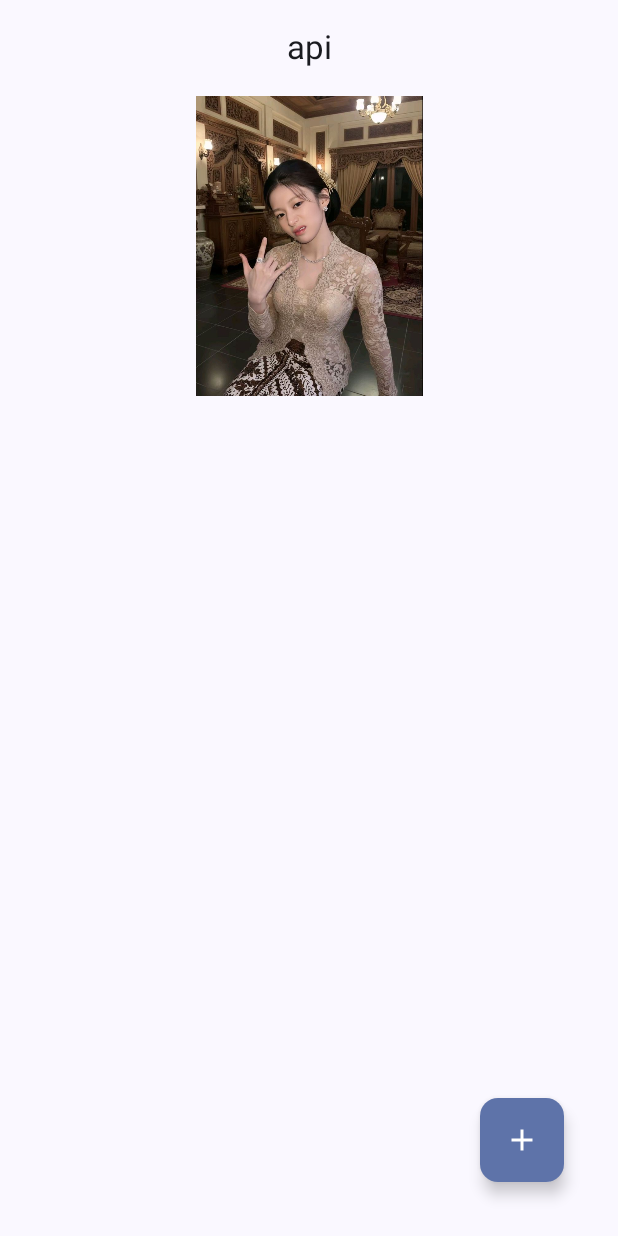
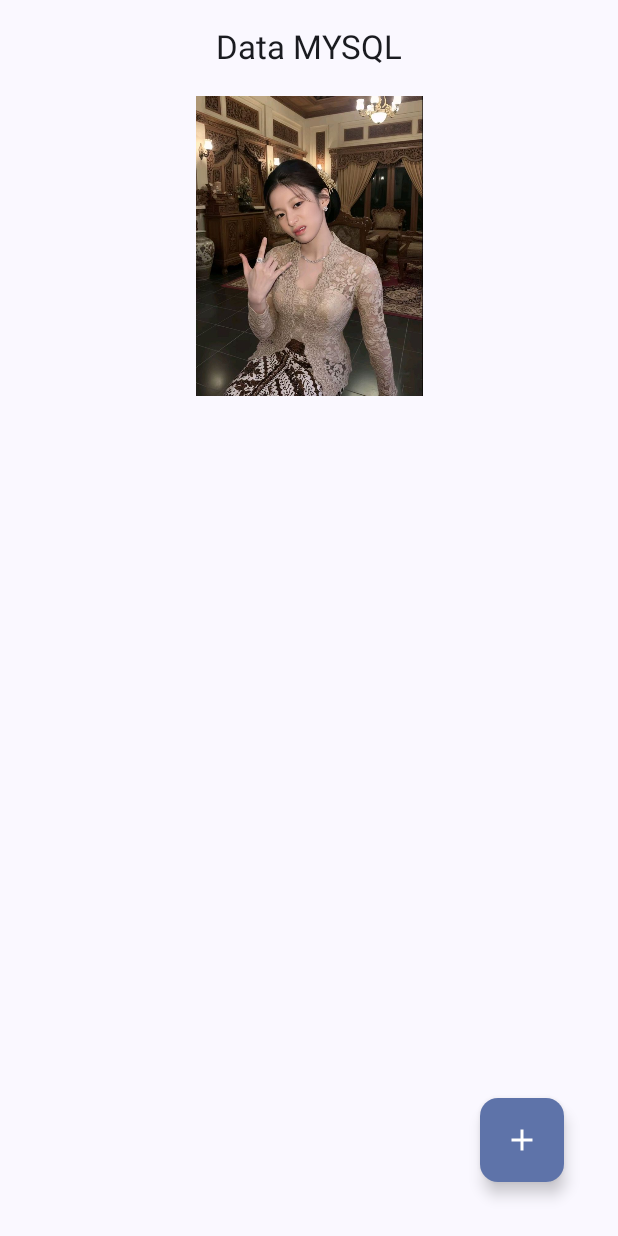
Before and after one commit to LichtPUBLIC/QuestAPI_172, an Android app built with Jetpack Compose: the screen it shows after launch (MainActivity), on a phone screen of 412 x 824 dp. Run offline under Robolectric (Android 15) with nearby library versions, the phone set to English and light mode, and no system bars; libraries missing offline, so code that uses them is left out: com.jakewharton.retrofit2.

Commit message:
Memperbarui nama aplikasi dan merapikan format string

```diff
--- a/app/src/main/res/values/strings.xml
+++ b/app/src/main/res/values/strings.xml
@@ -1,5 +1,5 @@
 <resources>
-    <string name="app_name">api</string>
+    <string name="app_name">Data MYSQL</string>
     <string name="entry_siswa">Tambah Siswa</string>
     <string name="back">back</string>
     <string name="nama">Nama Siswa*</string>
@@ -21,6 +21,7 @@
     <string name="loading">Loading..</string>
     <string name="attention">Perhatian !</string>
     <string name="tanya">Apakah yakin akan menghapus ini ?</string>
-    <string name="deskripsi_no_item"> Tidak ada data Siswa. Tap + untuk menambah data
+    <string name="deskripsi_no_item">
+        Tidak ada data Siswa. Tap + untuk menambah data
     </string>
 </resources>
```
